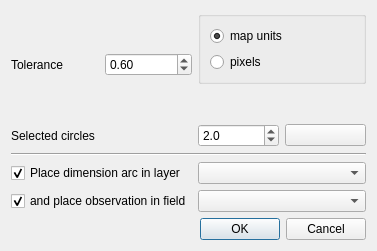
First picture: the form in ui_settings.ui, repository 3nids/intersectit, before the edit.
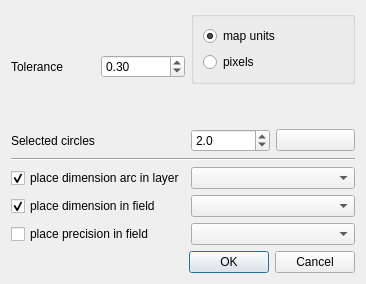
Second picture: the form after the edit.

Commit message: added place precision, completed and fixed settings

```diff
--- a/ui_settings.ui
+++ b/ui_settings.ui
@@ -6,8 +6,8 @@
    <rect>
     <x>0</x>
     <y>0</y>
-    <width>377</width>
-    <height>251</height>
+    <width>366</width>
+    <height>284</height>
    </rect>
   </property>
   <property name="windowTitle">
@@ -38,7 +38,7 @@
      </property>
     </widget>
    </item>
-   <item row="8" column="0" colspan="4">
+   <item row="9" column="0" colspan="4">
     <widget class="QDialogButtonBox" name="buttonBox">
      <property name="orientation">
       <enum>Qt::Horizontal</enum>
@@ -96,14 +96,14 @@
       <double>0.100000000000000</double>
      </property>
      <property name="value">
-      <double>0.600000000000000</double>
+      <double>0.300000000000000</double>
      </property>
     </widget>
    </item>
    <item row="4" column="0" colspan="2">
     <widget class="QCheckBox" name="placeArc">
      <property name="text">
-      <string>Place dimension arc in layer</string>
+      <string>place dimension arc in layer</string>
      </property>
      <property name="checked">
       <bool>true</bool>
@@ -120,18 +120,28 @@
      </property>
     </widget>
    </item>
-   <item row="6" column="0" colspan="2">
-    <widget class="QCheckBox" name="placeLabel">
-     <property name="text">
-      <string>and place observation in field</string>
-     </property>
-     <property name="checked">
-      <bool>true</bool>
-     </property>
-    </widget>
-   </item>
    <item row="6" column="2" colspan="2">
-    <widget class="QComboBox" name="fieldCombo"/>
+    <widget class="QComboBox" name="dimensionFieldCombo"/>
+   </item>
+   <item row="7" column="2" colspan="2">
+    <widget class="QComboBox" name="precisionFieldCombo"/>
+   </item>
+   <item row="7" column="0" colspan="2">
+    <widget class="QCheckBox" name="placePrecisionBox">
+     <property name="text">
+      <string>place precision in field</string>
+     </property>
+    </widget>
+   </item>
+   <item row="6" column="0" colspan="2">
+    <widget class="QCheckBox" name="placeDimensionBox">
+     <property name="text">
+      <string>place dimension in field</string>
+     </property>
+     <property name="checked">
+      <bool>true</bool>
+     </property>
+    </widget>
    </item>
   </layout>
  </widget>
```
Left out of the diff: 2 changed lines with no effect on the pictures. The commit also changes 4 other files.
